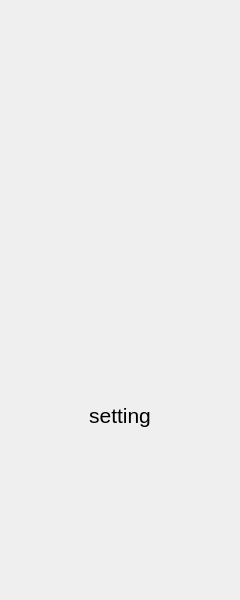
This is gui/uis/columns/left_column.ui in anglersking/gui_base_framework as Qt 5 draws it before an edit. The edited form follows.
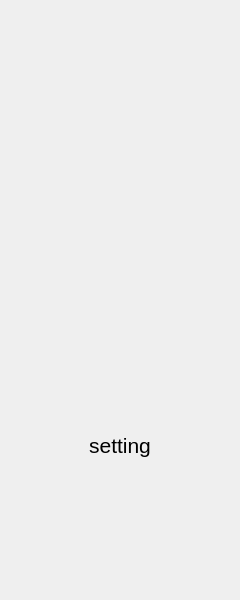
This is the edited form.

```diff
--- a/gui/uis/columns/left_column.ui
+++ b/gui/uis/columns/left_column.ui
@@ -168,13 +168,13 @@
        <property name="minimumSize">
         <size>
          <width>0</width>
-         <height>40</height>
+         <height>100</height>
         </size>
        </property>
        <property name="maximumSize">
         <size>
          <width>16777215</width>
-         <height>40</height>
+         <height>100</height>
         </size>
        </property>
        <layout class="QVBoxLayout" name="select_project_layout">
```
